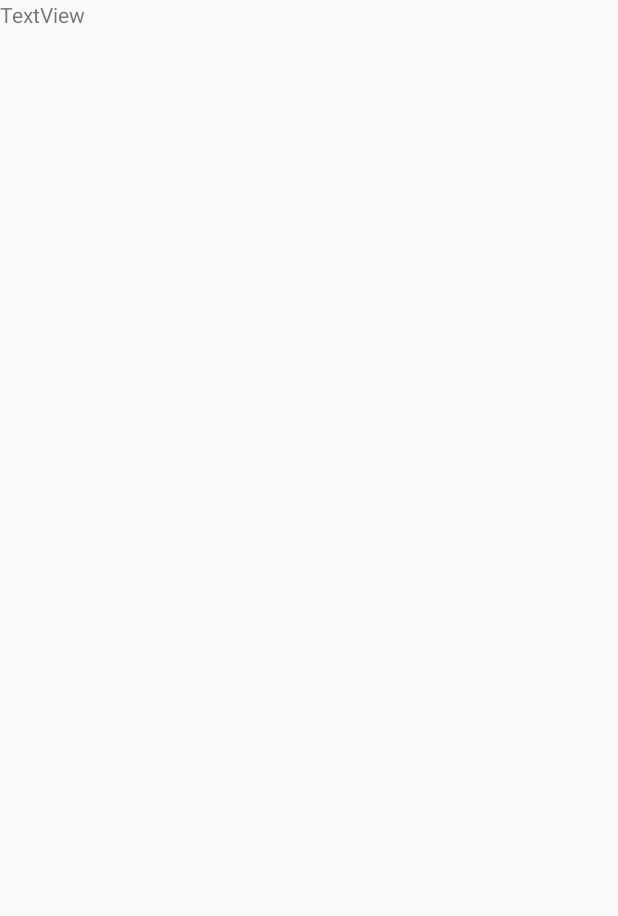
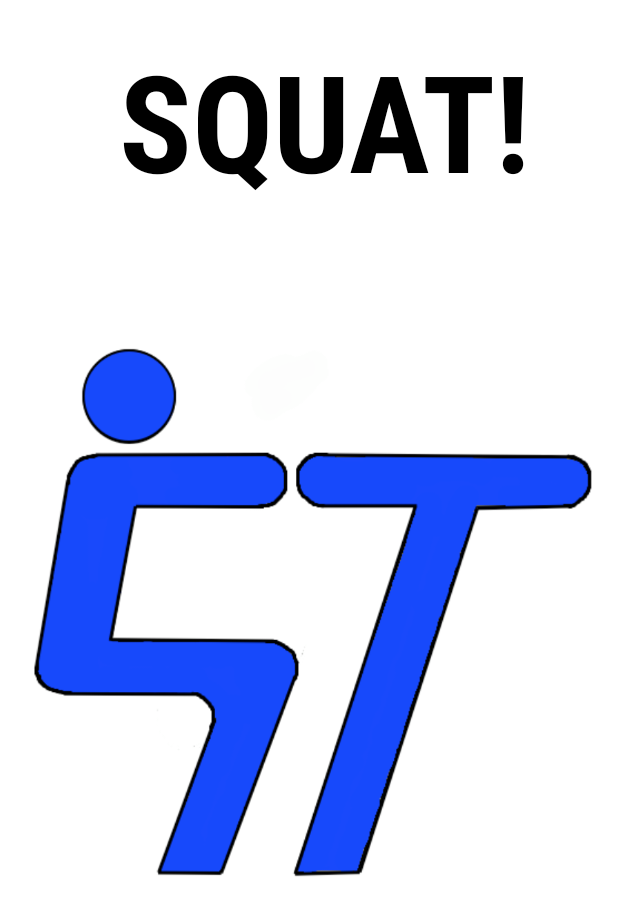
Before and after one commit to Miguel-Caringal/BackTrack, an Android app: the SensorActivity screen opened directly, with no data from a screen before it, on a phone screen of 412 x 824 dp. Before the commit the part shown is almost empty. Shown: the top 916 px of the screen. Run offline under Robolectric (Android 15) with nearby library versions, the light colour scheme and no system bars.

Commit message:
Does anyone read this? I'll be at the coffee shop accross the street.

```diff
--- a/app/src/main/java/com/example/miguelcaringal/myapplication/MainActivity.java
+++ b/app/src/main/java/com/example/miguelcaringal/myapplication/MainActivity.java
@@ -109,7 +109,7 @@ public class MainActivity extends AppCompatActivity implements SensorEventListen
 
         Intent intent = new Intent(this, SensorActivity.class);
 
-
+        intent.putExtra("excercise", excerciseType);
 
 
 
--- a/app/src/main/res/layout/activity_main.xml
+++ b/app/src/main/res/layout/activity_main.xml
@@ -38,7 +38,8 @@
     <LinearLayout
         android:layout_width="wrap_content"
         android:layout_height="wrap_content"
-        android:orientation="horizontal">
+        android:orientation="horizontal"
+        android:layout_gravity="center">
 
 
         <RadioGroup
--- a/app/src/main/res/layout/activity_sensor.xml
+++ b/app/src/main/res/layout/activity_sensor.xml
@@ -4,13 +4,27 @@
     android:layout_width="match_parent"
     android:layout_height="match_parent"
     android:orientation="vertical"
-    tools:context=".SensorActivity">
+    tools:context=".SensorActivity"
+    android:background="#FFFFFF">
 
 
     <TextView
-        android:id="@+id/textState"
+        android:layout_marginTop="20dp"
         android:layout_width="match_parent"
         android:layout_height="wrap_content"
-        android:text="TextView" />
+        android:text="SQUAT!"
+        android:fontFamily="sans-serif-condensed"
+        android:textColor="#000000"
+        android:textStyle="bold"
+        android:textSize="90dp"
+        android:paddingLeft="20dp"
+        android:layout_marginBottom="2dp"
+        android:textAlignment="center"/>
+
+
+    <ImageView
+        android:layout_width="wrap_content"
+        android:layout_height="wrap_content"
+        android:src="@drawable/logo"/>
 
 </LinearLayout>
```
Also changed, not shown: app/src/main/res/drawable/logo.png (added).
